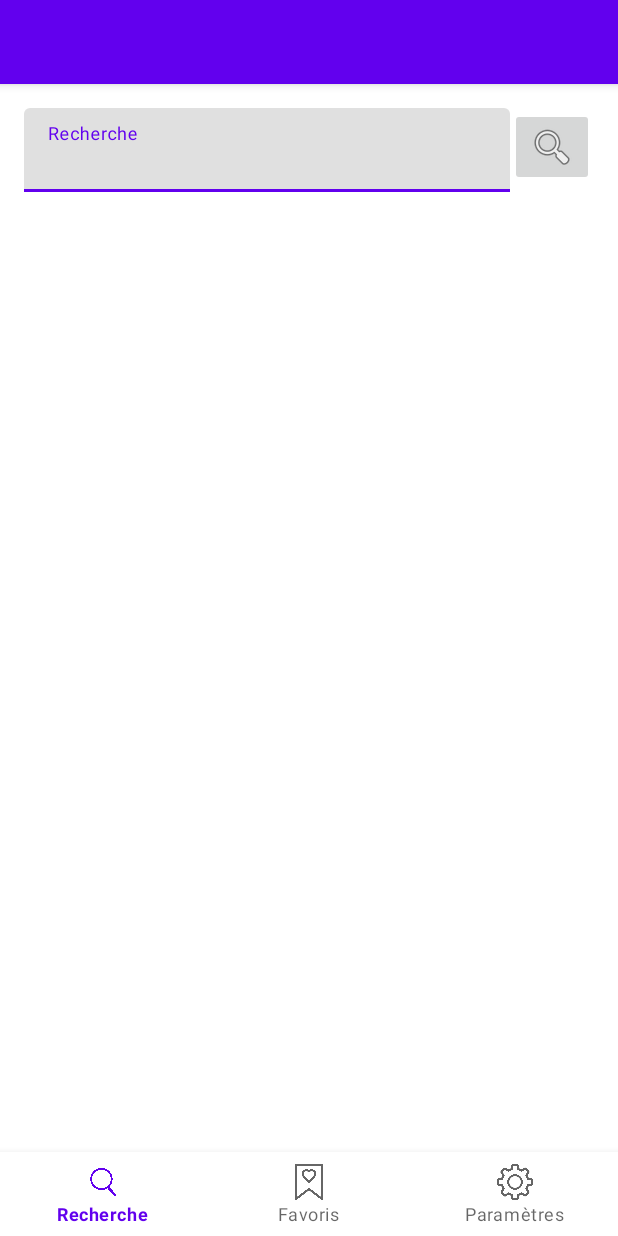
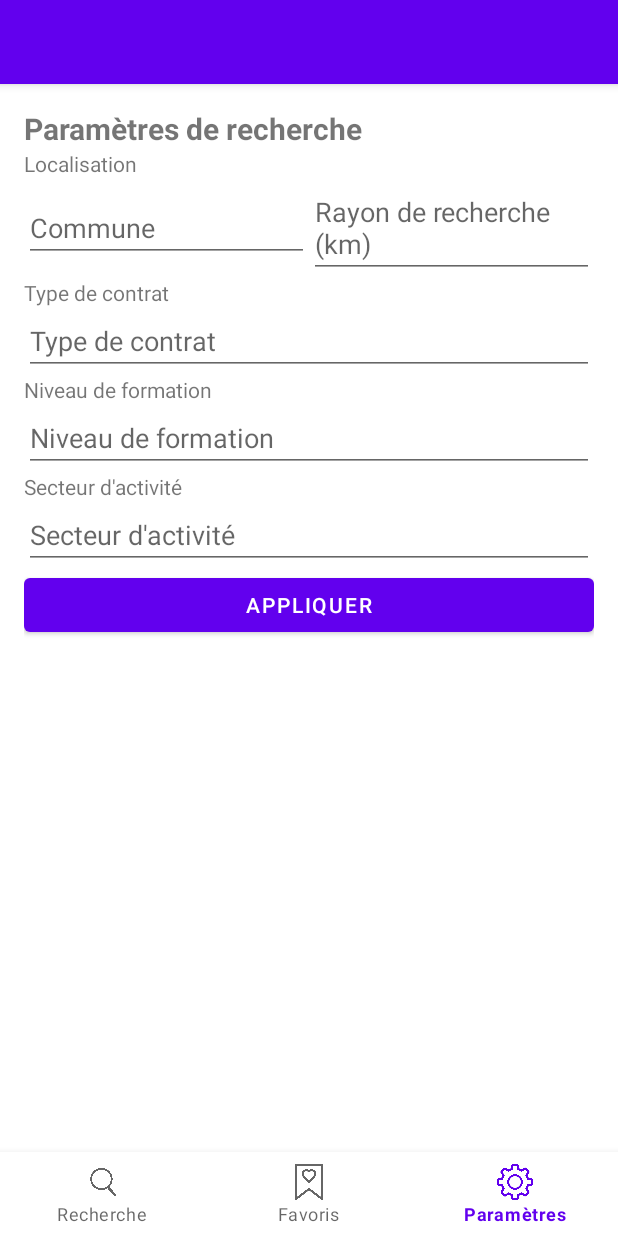
Before and after one commit to MaryemBouziane/JobFinder, an Android app: the screen it shows after launch (MainActivity), item 3 of the bottom bar chosen, on a phone screen of 412 x 824 dp. Run offline under Robolectric (Android 15) with nearby library versions, the phone set to English and light mode, and no system bars; our stand-ins replace Picasso, navigation-ui; pictures from the network do not load.

Commit message:
added settings fragment and save of search parameters

```diff
--- a/app/src/main/java/org/maroc/jobfinder/fragments/SettingsFragment.java
+++ b/app/src/main/java/org/maroc/jobfinder/fragments/SettingsFragment.java
@@ -1,4 +1,84 @@
 package org.maroc.jobfinder.fragments;
 
-public class SettingsFragment {
+import android.content.Context;
+import android.content.SharedPreferences;
+import android.os.Bundle;
+import android.view.LayoutInflater;
+import android.view.View;
+import android.view.ViewGroup;
+import android.widget.Button;
+import android.widget.EditText;
+
+import androidx.fragment.app.Fragment;
+
+import org.maroc.jobfinder.R;
+
+
+public class SettingsFragment extends Fragment {
+    private EditText mCommuneEditText;
+    private EditText mRadiusEditText;
+    private EditText mTypeContratEditText;
+    private EditText mNiveauFormationEditText;
+    private EditText mSecteurActiviteEditText;
+    private Button mValiderButton;
+
+    public SettingsFragment() {
+        // Constructeur vide requis
+    }
+
+    @Override
+    public View onCreateView(LayoutInflater inflater, ViewGroup container, Bundle savedInstanceState) {
+        View view = inflater.inflate(R.layout.fragment_settings, container, false);
+
+        mCommuneEditText = view.findViewById(R.id.commune_edittext);
+        mRadiusEditText = view.findViewById(R.id.radius_edittext);
+        mTypeContratEditText = view.findViewById(R.id.type_contrat_edittext);
+        mNiveauFormationEditText = view.findViewById(R.id.niveau_formation_edittext);
+        mSecteurActiviteEditText = view.findViewById(R.id.secteur_activite_edittext);
+        mValiderButton = view.findViewById(R.id.valider_button);
+        mValiderButton.setOnClickListener(new View.OnClickListener() {
+            @Override
+            public void onClick(View v) {
+                // Récupérer les valeurs entrées par l'utilisateur
+                String commune = mCommuneEditText.getText().toString();
+                String radius = mRadiusEditText.getText().toString();
+                String typeContrat = mTypeContratEditText.getText().toString();
+                String niveauFormation = mNiveauFormationEditText.getText().toString();
+                String secteurActivite = mSecteurActiviteEditText.getText().toString();
+
+                SharedPreferences sharedPreferences = getActivity().getSharedPreferences("recherche", Context.MODE_PRIVATE);
+                SharedPreferences.Editor editor = sharedPreferences.edit();
+                editor.putString("commune", commune);
+                editor.putString("radius", radius);
+                editor.putString("typeContrat", typeContrat);
+                editor.putString("niveauFormation", niveauFormation);
+                editor.putString("secteurActivite", secteurActivite);
+                editor.apply();
+
+                // TODO : sauvegarder les valeurs dans les préférences partagées
+            }
+        });
+
+        SharedPreferences sharedPreferences = getActivity().getSharedPreferences("recherche", Context.MODE_PRIVATE);
+        mCommuneEditText.setText(sharedPreferences.getString("commune", ""));
+        mRadiusEditText.setText(sharedPreferences.getString("radius", ""));
+        mTypeContratEditText.setText(sharedPreferences.getString("typeContrat", ""));
+        mNiveauFormationEditText.setText(sharedPreferences.getString("niveauFormation", ""));
+        mSecteurActiviteEditText.setText(sharedPreferences.getString("secteurActivite", ""));
+
+        return view;
+    }
+
+    @Override
+    public void onResume() {
+        super.onResume();
+
+        SharedPreferences sharedPreferences = getActivity().getSharedPreferences("nom_du_fichier", Context.MODE_PRIVATE);
+
+        mCommuneEditText.setText(sharedPreferences.getString("commune", ""));
+        mRadiusEditText.setText(sharedPreferences.getString("radius", ""));
+        mTypeContratEditText.setText(sharedPreferences.getString("typeContrat", ""));
+        mNiveauFormationEditText.setText(sharedPreferences.getString("niveauFormation", ""));
+        mSecteurActiviteEditText.setText(sharedPreferences.getString("secteurActivite", ""));
+    }
 }
```
